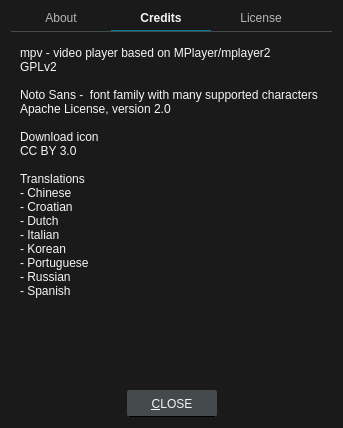
Before: the Qt Designer form src/ui/aboutdialog.ui in u8sand/Baka-MPlayer, drawn with Qt 5.
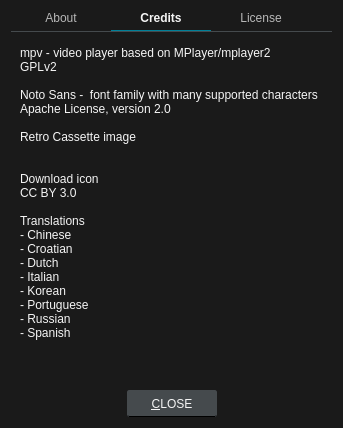
After: the same form once the commit is applied. The open tabs and pages were chosen to show the change. Icons and pictures are not drawn.

Commit message: Replace album art image (again)

The edit to the form file:
```diff
--- a/src/ui/aboutdialog.ui
+++ b/src/ui/aboutdialog.ui
@@ -231,6 +231,9 @@
 Noto Sans -  font family with many supported characters
 Apache License, version 2.0 &lt;Google&gt;
 
+Retro Cassette image
+&lt;Lukas Troup&gt;
+
 Download icon
 CC BY 3.0 &lt;Sasha Mescheryakov&gt;
 
```
The commit also changes 1 other file.
